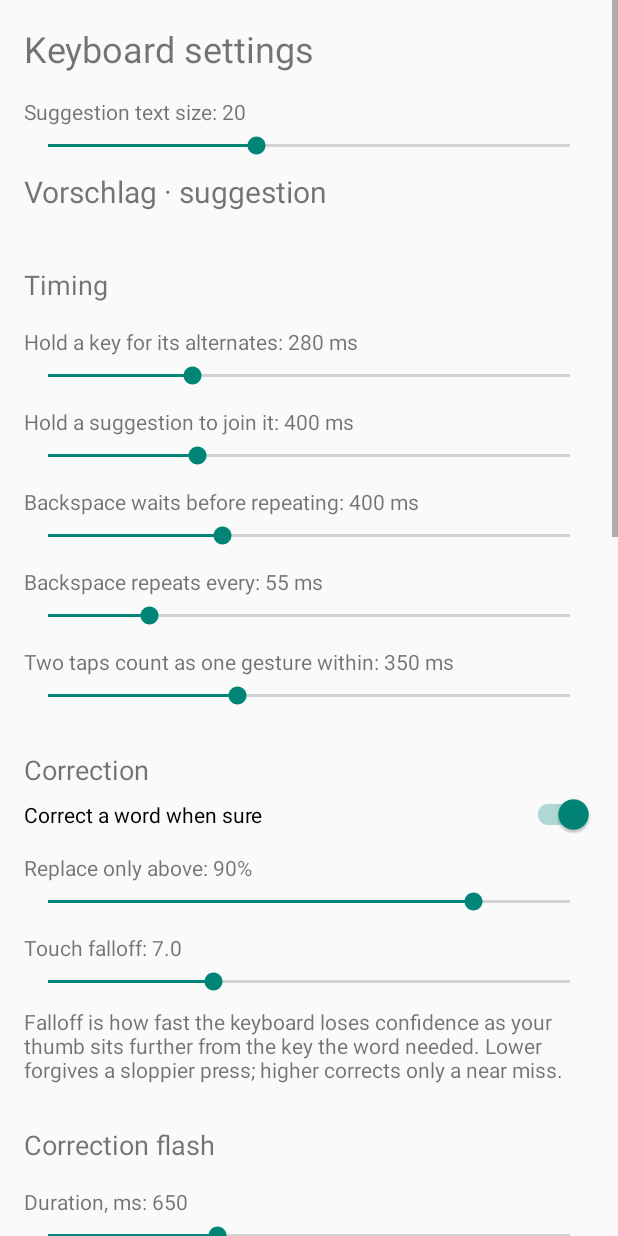
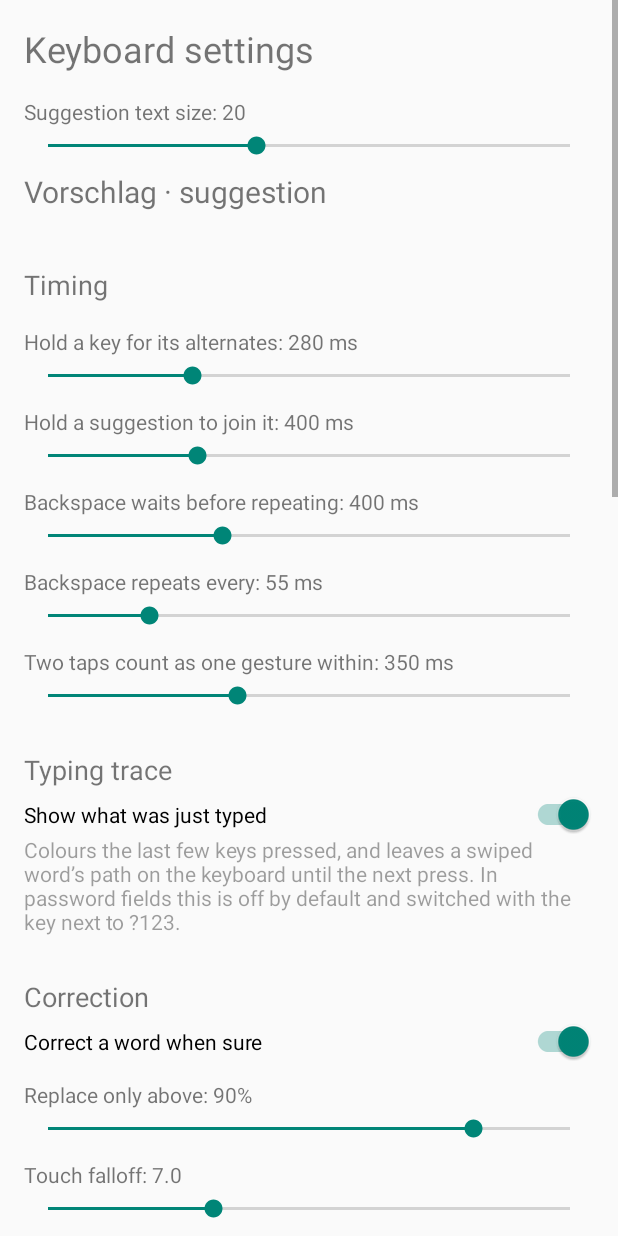
Before and after one commit to TyberiusPrime/bilingual-android-keyboard, an Android app: the SettingsActivity screen opened directly, with no data from a screen before it, on a phone screen of 412 x 824 dp. Run offline under Robolectric (Android 15) with nearby library versions, the phone set to English and light mode, and no system bars.

Commit message:
Put the swipe stroke under the trace switch, and give the switch a home
There are two pictures of what was just typed now: the keypress trail
and the stroke a swipe leaves on the keyboard. The stroke is the franker
of the pair -- the trail says which five keys were pressed, the stroke
draws the whole word's shape and then stays there until the next press
-- so hiding one and not the other made the switch a half-truth. Both
follow the same setting now, and turning it off clears a stroke already
settled as well as stopping the next one.

Recording is untouched. Unlike the trail, which D38 stops writing down
rather than merely stops drawing, a stroke's points are not a record
kept for later: they are how the word is worked out, and they are gone
the moment it is. What settles on screen is what the switch controls.

The switch also needed somewhere to live, which is a regression D40
introduced and this fixes. Moving the toggle key into password fields
alone left the setting for every other field unreachable -- stuck on,
with nothing anywhere able to change it. It is in the settings screen
now, where a preference that is not urgent belongs, and the key stays
for the case that is urgent.

Worth stating plainly: a stroke never appears in a password field at
all, because swiping is off there -- without suggestions there is no
dictionary to decode a path against and the gesture could produce
nothing. So the toggle's effect on strokes is invisible in exactly the
field the toggle lives in. That is a functional limit, not a policy one.

Co-Authored-By: Claude Opus 5 <noreply@anthropic.com>
Claude-Session: https://claude.ai/code/session_01WMoSaU7btEXD9M5G3cZvVP

```diff
--- a/app/src/main/java/de/coonabibba/bikeyboard/BilingualKeyboardService.kt
+++ b/app/src/main/java/de/coonabibba/bikeyboard/BilingualKeyboardService.kt
@@ -409,6 +409,11 @@ class BilingualKeyboardService : InputMethodService() {
      */
     private fun applyTrailVisibility() {
         keyboardView.trailEnabled = showTrail
+        // One switch over both pictures of what was just typed (D40). The
+        // swiped stroke is the franker of the two — the trail says which five
+        // keys, the stroke draws the word's shape and leaves it on screen — so
+        // hiding one without the other would make the switch a half-truth.
+        keyboardView.strokeVisible = showTrail
         if (!showTrail) clearTrail()
     }
 
--- a/app/src/main/java/de/coonabibba/bikeyboard/SettingsActivity.kt
+++ b/app/src/main/java/de/coonabibba/bikeyboard/SettingsActivity.kt
@@ -116,6 +116,27 @@ class SettingsActivity : AppCompatActivity() {
     }
 
     private fun addCorrection(into: LinearLayout) {
+        // The trail switch, which until D40 lived only on a key. That key now
+        // appears in password fields alone, so without a home here the setting
+        // for every *other* field became unreachable the moment the personal
+        // key took its place — stuck on, with no way to say otherwise.
+        into.addView(section(R.string.settings_section_trace))
+        into.addView(
+            SwitchCompat(this).apply {
+                setText(R.string.setting_show_trace)
+                isChecked = KeyboardPrefs.showTrail(this@SettingsActivity, inPassword = false)
+                setOnCheckedChangeListener { _: CompoundButton, checked: Boolean ->
+                    KeyboardPrefs.setShowTrail(this@SettingsActivity, inPassword = false, show = checked)
+                }
+            },
+        )
+        into.addView(
+            TextView(this).apply {
+                setText(R.string.setting_show_trace_explanation)
+                alpha = 0.7f
+            },
+        )
+
         into.addView(section(R.string.settings_section_correction))
 
         val explanation = TextView(this).apply {
--- a/app/src/main/res/values/strings.xml
+++ b/app/src/main/res/values/strings.xml
@@ -48,6 +48,9 @@
     <string name="learned_title">Learned words (%1$d)</string>
     <string name="learned_empty">Nothing learned yet. Hold the + key while typing a word to remember it, or take the suggestion strip\u2019s offer when it appears.</string>
     <string name="action_forget">Forget</string>
+    <string name="settings_section_trace">Typing trace</string>
+    <string name="setting_show_trace">Show what was just typed</string>
+    <string name="setting_show_trace_explanation">Colours the last few keys pressed, and leaves a swiped word\u2019s path on the keyboard until the next press. In password fields this is off by default and switched with the key next to ?123.</string>
     <string name="action_quick">Quick</string>
     <string name="action_quick_word">Put %1$s on the quick menu</string>
     <string name="quick_explanation">Tick Quick to put a word on the menu the + key opens — for the things worth inserting whole, like an email address or a name.</string>
```
Also changed, not shown: app/src/main/java/de/coonabibba/bikeyboard/KeyboardView.kt (+24 -1 lines), 1 other file.
